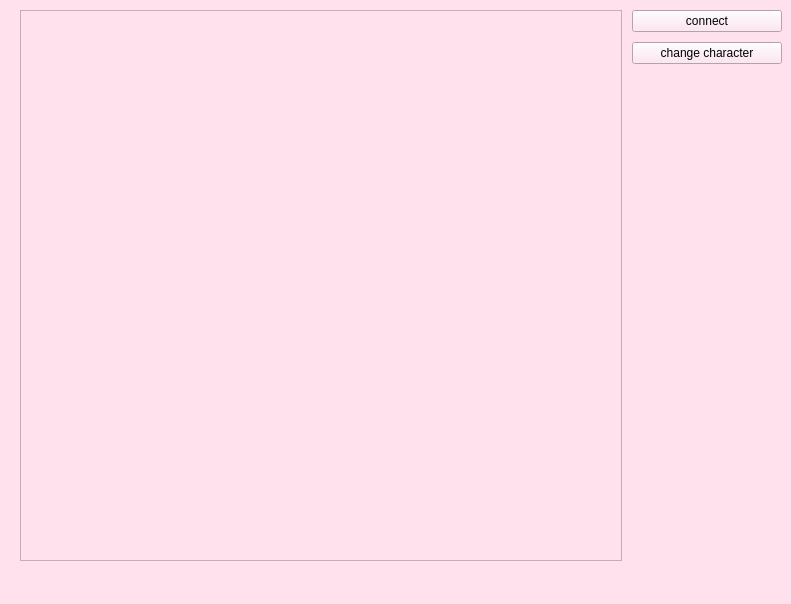
The window that client/main_window.ui (Taifin/ChitChat) describes before a commit, drawn with Qt 5.
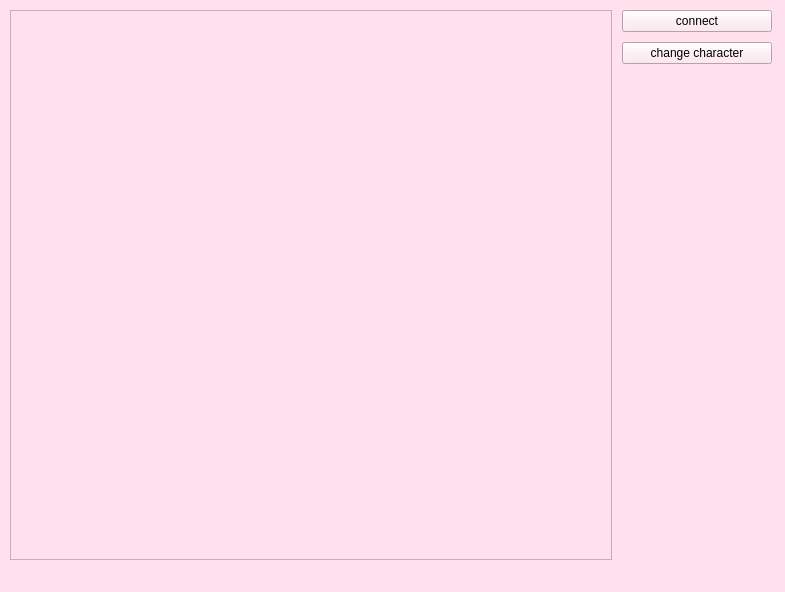
The same window after the commit.

What changed in the file:
```diff
--- a/client/main_window.ui
+++ b/client/main_window.ui
@@ -6,8 +6,8 @@
    <rect>
     <x>0</x>
     <y>0</y>
-    <width>791</width>
-    <height>604</height>
+    <width>785</width>
+    <height>592</height>
    </rect>
   </property>
   <property name="windowTitle">
@@ -25,10 +25,10 @@
    <widget class="QWidget" name="horizontalLayoutWidget">
     <property name="geometry">
      <rect>
-      <x>10</x>
+      <x>0</x>
       <y>0</y>
       <width>782</width>
-      <height>561</height>
+      <height>570</height>
      </rect>
     </property>
     <layout class="QHBoxLayout" name="horizontalLayout_2">
@@ -48,7 +48,7 @@
       <number>10</number>
      </property>
      <property name="bottomMargin">
-      <number>0</number>
+      <number>10</number>
      </property>
      <item>
       <widget class="QGraphicsView" name="room_view">
@@ -131,14 +131,9 @@
     </layout>
    </widget>
   </widget>
-  <widget class="QMenuBar" name="menubar">
-   <property name="geometry">
-    <rect>
-     <x>0</x>
-     <y>0</y>
-     <width>791</width>
-     <height>22</height>
-    </rect>
+  <widget class="QStatusBar" name="statusbar">
+   <property name="autoFillBackground">
+    <bool>true</bool>
    </property>
   </widget>
   <widget class="QStatusBar" name="statusbar"/>
```
Left out of the diff: 1 changed line with no effect on the pictures.
